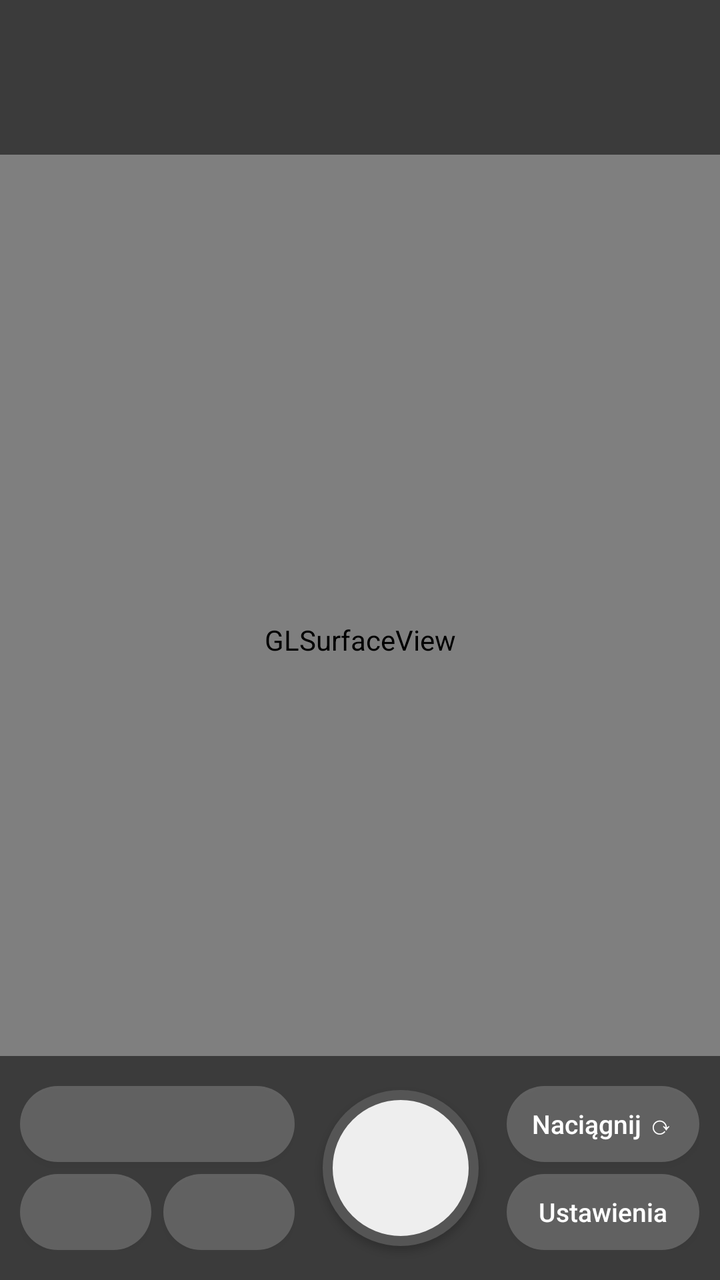
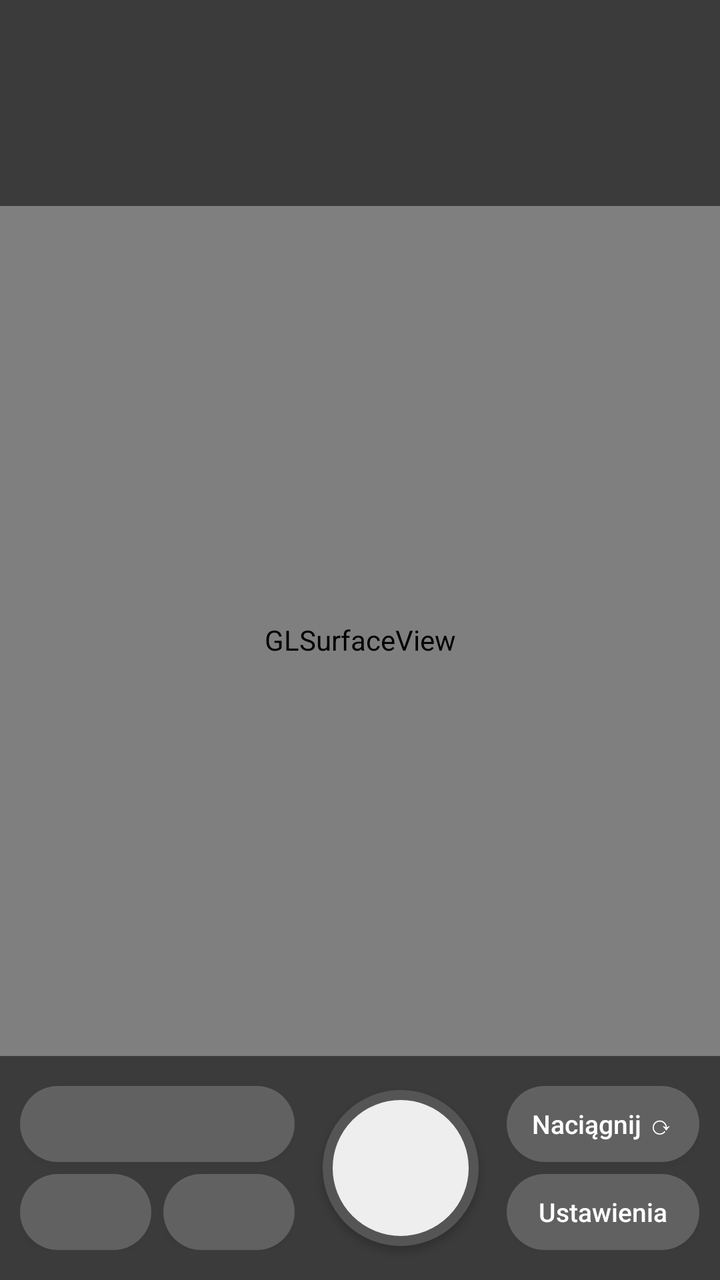

Before-and-after screenshots of an Android layout around one commit, followed by the original layout XML and the change that was made.
<!-- AndroidManifest.xml: application theme Theme.Noir -->
<!-- res/layout/activity_main.xml -->
<?xml version="1.0" encoding="utf-8"?>
<FrameLayout xmlns:android="http://schemas.android.com/apk/res/android"
    android:layout_width="match_parent"
    android:layout_height="match_parent"
    android:background="#000000">

    <android.opengl.GLSurfaceView
        android:id="@+id/glView"
        android:layout_width="match_parent"
        android:layout_height="match_parent" />

    <View
        android:id="@+id/flash"
        android:layout_width="match_parent"
        android:layout_height="match_parent"
        android:alpha="0"
        android:background="#FFFFFF" />

    <LinearLayout
        android:id="@+id/topBar"
        android:layout_width="match_parent"
        android:layout_height="wrap_content"
        android:layout_gravity="top"
        android:background="#88000000"
        android:orientation="vertical"
        android:paddingLeft="16dp"
        android:paddingTop="12dp"
        android:paddingRight="16dp"
        android:paddingBottom="10dp">

        <TextView
            android:id="@+id/stockName"
            android:layout_width="match_parent"
            android:layout_height="wrap_content"
            android:paddingTop="6dp"
            android:paddingBottom="6dp"
            android:textColor="#FFFFFF"
            android:textSize="19sp"
            android:textStyle="bold" />

        <TextView
            android:id="@+id/meter"
            android:layout_width="match_parent"
            android:layout_height="wrap_content"
            android:textColor="#CCCCCC"
            android:textSize="13sp" />
    </LinearLayout>

    <ScrollView
        android:id="@+id/panelScroll"
        android:layout_width="match_parent"
        android:layout_height="wrap_content"
        android:layout_gravity="bottom"
        android:layout_marginTop="90dp"
        android:layout_marginBottom="112dp"
        android:background="#CC000000"
        android:visibility="gone">

        <LinearLayout
            android:id="@+id/panel"
            android:layout_width="match_parent"
            android:layout_height="wrap_content"
            android:orientation="vertical"
            android:padding="16dp" />
    </ScrollView>

    <LinearLayout
        android:id="@+id/bottomBar"
        android:layout_width="match_parent"
        android:layout_height="112dp"
        android:layout_gravity="bottom"
        android:background="#88000000"
        android:gravity="center_vertical"
        android:orientation="horizontal"
        android:paddingLeft="10dp"
        android:paddingRight="10dp">

        <LinearLayout
            android:layout_width="0dp"
            android:layout_height="wrap_content"
            android:layout_weight="1"
            android:orientation="vertical">

            <Button
                android:id="@+id/btnMode"
                android:layout_width="match_parent"
                android:layout_height="38dp"
                android:layout_marginBottom="6dp"
                android:background="@drawable/pill"
                android:textAllCaps="false"
                android:textColor="#FFFFFF"
                android:textSize="13sp" />

            <LinearLayout
                android:layout_width="match_parent"
                android:layout_height="wrap_content"
                android:orientation="horizontal">

                <Button
                    android:id="@+id/btnIso"
                    android:layout_width="0dp"
                    android:layout_height="38dp"
                    android:layout_marginEnd="6dp"
                    android:layout_weight="1"
                    android:background="@drawable/pill"
                    android:textAllCaps="false"
                    android:textColor="#FFFFFF"
                    android:textSize="13sp" />

                <Button
                    android:id="@+id/btnShutterSpeed"
                    android:layout_width="0dp"
                    android:layout_height="38dp"
                    android:layout_weight="1"
                    android:background="@drawable/pill"
                    android:textAllCaps="false"
                    android:textColor="#FFFFFF"
                    android:textSize="13sp" />
            </LinearLayout>
        </LinearLayout>

        <Button
            android:id="@+id/btnTake"
            android:layout_width="78dp"
            android:layout_height="78dp"
            android:layout_marginStart="14dp"
            android:layout_marginEnd="14dp"
            android:background="@drawable/shutter" />

        <LinearLayout
            android:layout_width="0dp"
            android:layout_height="wrap_content"
            android:layout_weight="0.7"
            android:orientation="vertical">

            <Button
                android:id="@+id/btnAdvance"
                android:layout_width="match_parent"
                android:layout_height="38dp"
                android:layout_marginBottom="6dp"
                android:background="@drawable/pill"
                android:text="Naciągnij ⟳"
                android:textAllCaps="false"
                android:textColor="#FFFFFF"
                android:textSize="13sp" />

            <Button
                android:id="@+id/btnSettings"
                android:layout_width="match_parent"
                android:layout_height="38dp"
                android:background="@drawable/pill"
                android:text="Ustawienia"
                android:textAllCaps="false"
                android:textColor="#FFFFFF"
                android:textSize="13sp" />
        </LinearLayout>
    </LinearLayout>
</FrameLayout>
<!-- resources referenced by this layout -->
<resources>
  <!-- drawable pill (drawable) -->
  <?xml version="1.0" encoding="utf-8"?>
  <shape xmlns:android="http://schemas.android.com/apk/res/android" android:shape="rectangle">
      <solid android:color="#33FFFFFF" />
      <corners android:radius="20dp" />
  </shape>
  <!-- drawable shutter (drawable) -->
  <?xml version="1.0" encoding="utf-8"?>
  <shape xmlns:android="http://schemas.android.com/apk/res/android" android:shape="oval">
      <solid android:color="#FFEEEEEE" />
      <stroke android:width="5dp" android:color="#FF555555" />
  </shape>
  <style name="Theme.Noir" parent="Theme.AppCompat.NoActionBar">
          <item name="android:windowBackground">@android:color/black</item>
          <item name="android:statusBarColor">@android:color/black</item>
          <item name="android:navigationBarColor">@android:color/black</item>
          <item name="colorAccent">#FFFFFFFF</item>
      </style>
</resources>

<!-- the commit's change to res/layout/activity_main.xml (unified diff, before → after) -->
@@ -43,6 +43,15 @@
             android:layout_width="match_parent"
             android:layout_height="wrap_content"
             android:textColor="#CCCCCC"
+            android:textSize="13sp" />
+
+        <TextView
+            android:id="@+id/flashLabel"
+            android:layout_width="match_parent"
+            android:layout_height="wrap_content"
+            android:paddingTop="6dp"
+            android:paddingBottom="2dp"
+            android:textColor="#FFE9B0"
             android:textSize="13sp" />
     </LinearLayout>
 
